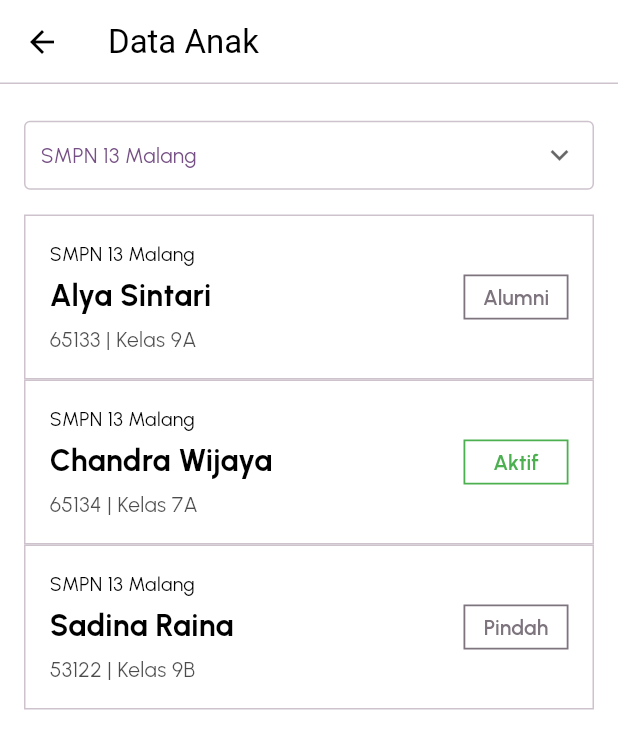
After one commit to s1mpleBoy29/sekolahpro, a Flutter app: the DataAnak screen opened by its route, on a phone screen of 412 x 824 dp. The commit adds this screen. Shown: the top 749 px of the screen. Run offline on Flutter 3.47's test engine with Material 3 defaults, Android fonts, the phone set to English and light mode, and no system bars; our stand-ins replace cached_network_image, flutter_svg, intl_phone_field, lottie, lucide_icons, package_info_plus and 1 more; accounts and stored records are empty.

Commit message:
update-akun-anak #11

```diff
--- a/lib/presentation/akun/akun.dart
+++ b/lib/presentation/akun/akun.dart
@@ -164,7 +164,7 @@ class AkunPageScreen extends State<AkunScreen> {
               } else if (label == 'Ubah Password') {
                 Navigator.pushNamed(context, AppRoutes.ubahPasswordScreen);
               } else if (label == 'Data Anak') {
-                // Navigator.pushNamed(context, AppRoutes.pilihAnakScreen);
+                Navigator.pushNamed(context, AppRoutes.dataAnakScreen);
               } else if (label == 'Sekolah Tertaut') {
                 // Navigator.pushNamed(context, AppRoutes.sekolahTertautScreen);
               } else if (label == 'Tentang Kami') {
--- /dev/null
+++ b/lib/presentation/akun/data_anak.dart
@@ -0,0 +1,90 @@
+import 'package:flutter/material.dart';
+import 'package:guardian_app/core/app_export.dart';
+import 'package:guardian_app/widgets/dropdown_card.dart';
+import 'package:guardian_app/presentation/akun/widgets/anak_card.dart'; // Import the StudentCard widget
+
+class DataAnak extends StatefulWidget {
+  const DataAnak({super.key});
+
+  @override
+  State<DataAnak> createState() => _DataAnakState();
+}
+
+class _DataAnakState extends State<DataAnak> {
+  final List<Map<String, dynamic>> _students = [
+    {
+      "name": "Alya Sintari",
+      "status": StudentStatus.alumni,
+      "nis": "65133",
+      "school": "SMPN 13 Malang",
+      "classInfo": "Kelas 9A",
+    },
+    {
+      "name": "Chandra Wijaya",
+      "status": StudentStatus.active,
+      "nis": "65134",
+      "school": "SMPN 13 Malang",
+      "classInfo": "Kelas 7A",
+    },
+    {
+      "name": "Sadina Raina",
+      "status": StudentStatus.moved,
+      "nis": "53122",
+      "school": "SMPN 13 Malang",
+      "classInfo": "Kelas 9B",
+    },
+  ];
+
+  @override
+  Widget build(BuildContext context) {
+    return Scaffold(
+      backgroundColor: Colors.white,
+      appBar: AppBar(
+        title: const Text("Data Anak"),
+        shape: Border(
+          bottom: BorderSide(
+            color: theme.colorScheme.outlineVariant,
+            width: 1.0,
+          ),
+        ),
+      ),
+      body: SafeArea(
+        child: Padding(
+          padding: const EdgeInsets.fromLTRB(16.0, 16.0, 16.0, 0),
+          child: Column(
+            children: [
+              Padding(
+                padding: const EdgeInsets.symmetric(vertical: 0.5),
+                child: DropdownCard(
+                  message: 'SMPN 13 Malang',
+                  onTap: () {
+                    print('Lanjut ke filter sekolah');
+                  },
+                ),
+              ),
+              const SizedBox(height: 8.0),
+              Expanded(
+                child: ListView.builder(
+                  itemCount: _students.length,
+                  itemBuilder: (context, index) {
+                    final student = _students[index];
+                    return AnakCard(
+                      name: student['name'],
+                      status: student['status'],
+                      nis: student['nis'],
+                      school: student['school'],
+                      classInfo: student['classInfo'],
+                      onPressed: () {
+                        // Handle button press
+                      },
+                    );
+                  },
+                ),
+              ),
+            ],
+          ),
+        ),
+      ),
+    );
+  }
+}
--- /dev/null
+++ b/lib/presentation/akun/widgets/anak_card.dart
@@ -0,0 +1,124 @@
+import 'package:flutter/material.dart';
+
+// Enum to represent the student's status, making it easy to manage styles.
+enum StudentStatus {
+  active,
+  alumni,
+  moved,
+}
+
+/// A widget that displays student information and status, styled to match the provided image.
+class AnakCard extends StatelessWidget {
+  final String school;
+  final String name;
+  final String nis; // Student Identification Number
+  final String classInfo; // Student's class information
+  final StudentStatus status;
+  final VoidCallback onPressed;
+
+  const AnakCard({
+    super.key,
+    required this.school,
+    required this.name,
+    required this.nis,
+    required this.classInfo,
+    required this.status,
+    required this.onPressed,
+  });
+
+  // Helper method to get the button text based on the status.
+  String _getButtonText() {
+    switch (status) {
+      case StudentStatus.active:
+        return 'Aktif';
+      case StudentStatus.alumni:
+        return 'Alumni';
+      case StudentStatus.moved:
+        return 'Pindah';
+    }
+  }
+
+  // Helper method to get the button's text and border color based on the status.
+  Color _getButtonColor(BuildContext context) {
+    final theme = Theme.of(context);
+    switch (status) {
+      case StudentStatus.active:
+        return Colors.green;
+      case StudentStatus.alumni:
+      case StudentStatus.moved:
+        return theme.colorScheme.outline;
+    }
+  }
+
+  @override
+  Widget build(BuildContext context) {
+    final theme = Theme.of(context);
+    final buttonColor = _getButtonColor(context);
+
+    return Container(
+      padding: const EdgeInsets.all(16.0),
+      decoration: BoxDecoration(
+        border: Border.all(
+          color: theme.colorScheme.outlineVariant,
+          width: 1.0,
+        ),
+      ),
+      child: Row(
+        crossAxisAlignment: CrossAxisAlignment.center,
+        children: [
+          Expanded(
+            child: Column(
+              crossAxisAlignment: CrossAxisAlignment.start,
+              children: [
+                Text(
+                  school,
+                  style: TextStyle(
+                    fontSize: 13,
+                    color: theme.colorScheme.onSurface,
+                  ),
+                ),
+                const SizedBox(height: 4),
+                Text(
+                  name,
+                  style: TextStyle(
+                    fontSize: 20,
+                    fontWeight: FontWeight.bold,
+                    color: theme.colorScheme.onSurface,
+                  ),
+                ),
+                const SizedBox(height: 4),
+                Text(
+                  '$nis | $classInfo',
+                  style: TextStyle(
+                    fontSize: 14,
+                    color: theme.colorScheme.onSurface.withOpacity(0.7),
+                  ),
+                ),
+              ],
+            ),
+          ),
+          const SizedBox(width: 16),
+          OutlinedButton(
+            onPressed: onPressed,
+            style: OutlinedButton.styleFrom(
+              foregroundColor: buttonColor,
+              side: BorderSide(color: buttonColor, width: 1.2),
+              shape: const RoundedRectangleBorder(
+                borderRadius: BorderRadius.zero,
+              ),
+              fixedSize: const Size(70, 30),
+              padding: EdgeInsets.zero,
+            ),
+            child: Text(
+              _getButtonText(),
+              style: const TextStyle(
+                fontSize: 14,
+                fontWeight: FontWeight.w600,
+              ),
+            ),
+          ),
+        ],
+      ),
+    );
+  }
+}
--- a/lib/routes/app_routes.dart
+++ b/lib/routes/app_routes.dart
@@ -15,6 +15,7 @@ import '../presentation/pembayaran/bayardua.dart';
 import '../presentation/pembayaran/bayartiga.dart';
 import '../presentation/detailagenda.dart';
 import '../presentation/keuangan/riwayat_pembayaran.dart';
+import '../presentation/akun/data_anak.dart';
 
 class AppRoutes {
   static const String loginScreen = '/login_screen';
@@ -32,6 +33,7 @@ class AppRoutes {
   static const String akunScreen = '/akun_screen';
   static const String editProfieScreen = '/edit_profile_screen';
   static const String ubahPasswordScreen = '/ubah_password_screen';
+  static const String dataAnakScreen = '/data_anak_screen';
   static Map<String, WidgetBuilder> routes = {
     loginScreen: (context) => const LoginScreen(),
     homeScreen: (context) => const HomeScreen(),
@@ -48,5 +50,6 @@ class AppRoutes {
     akunScreen: (context) => const AkunScreen(),
     editProfieScreen: (context) => const EditProfileScreen(),
     ubahPasswordScreen: (context) => const UbahPasswordScreen(),
+    dataAnakScreen: (context) => const DataAnak(),
   };
 }
--- a/lib/widgets/dropdown_card.dart
+++ b/lib/widgets/dropdown_card.dart
@@ -32,7 +32,7 @@ class DropdownCard extends StatelessWidget {
               message,
               style: TextStyle(
                 fontSize: 14,
-                color: theme.colorScheme.onSurface,
+                color: theme.colorScheme.primary,
               ),
             ),
             Icon(
```
